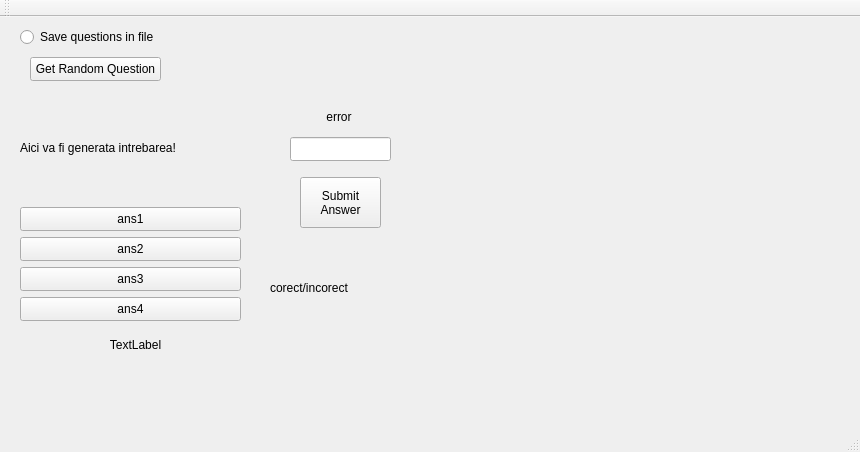
First picture: the form in Triviador/Triviador/Triviador.ui, repository AndreiAndreea/TriviadorMCpp, before the edit.
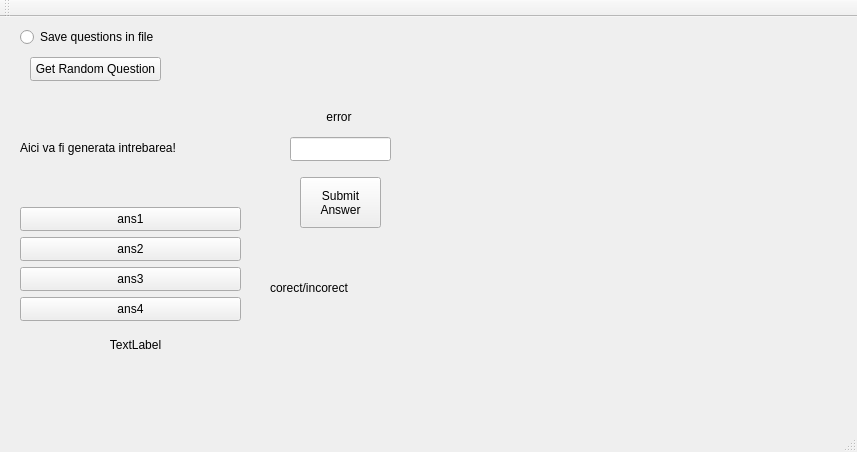
Second picture: the form after the edit.

Commit message: Modified the no parameter constructor in Player class. Added in LoginRegister class methods to get the username, password and email from the line edits and to set them as attributes to the current player. Added a "display password" push button to display the password in the password line edit.

Diff of the .ui file:
```diff
--- a/Triviador/Triviador/Triviador.ui
+++ b/Triviador/Triviador/Triviador.ui
@@ -6,7 +6,7 @@
    <rect>
     <x>0</x>
     <y>0</y>
-    <width>860</width>
+    <width>857</width>
     <height>452</height>
    </rect>
   </property>
```
Left out of the diff: 4 changed lines with no effect on the pictures. The commit also changes 5 other files.
